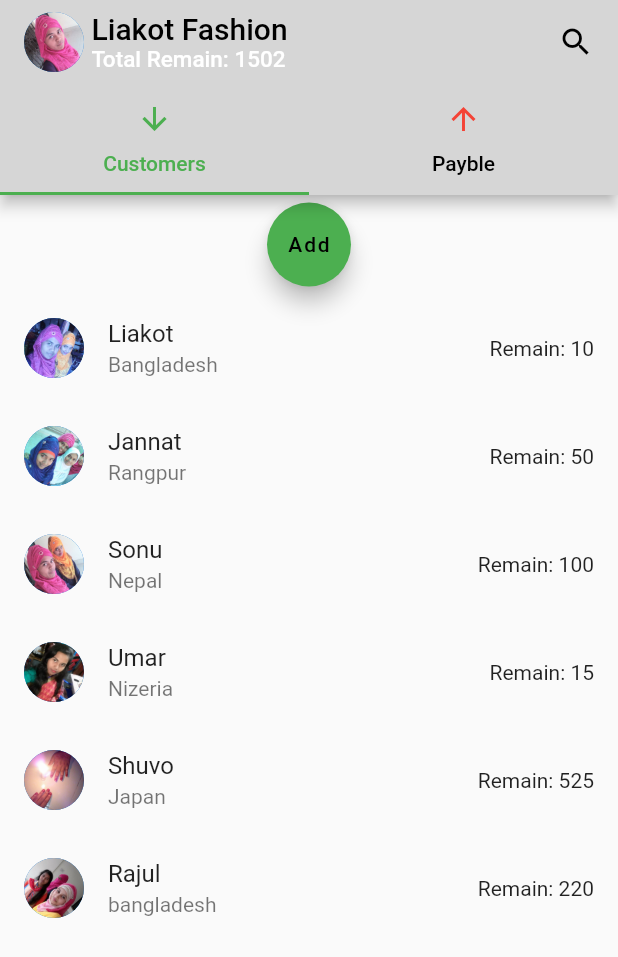
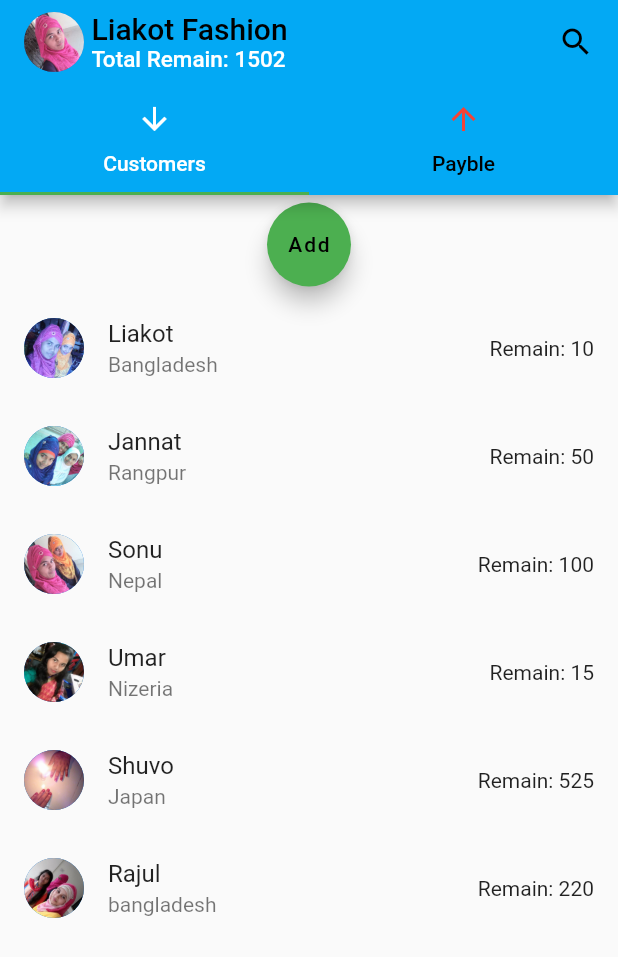
Before and after one commit to Liakot-ali/Flutter-Learn, a Flutter app: the screen it shows after launch, on a phone screen of 412 x 824 dp. Shown: the top 957 px of the screen. Run offline on Flutter 3.47's test engine with Material 2 defaults, Android fonts, the phone set to English and light mode, and no system bars.

Commit message:
changing shop profile toolbar color and home page tabbar color

```diff
--- a/lib/home_page.dart
+++ b/lib/home_page.dart
@@ -10,20 +10,19 @@ class HomePage extends StatelessWidget {
       length: 2,
       child: Scaffold(
         appBar: AppBar(
-          backgroundColor: Colors.grey[350],
           title: Container(
             child: appBar("Liakot Fashion", "Tajnagor, Parbatipur, Dinajpur",
                 "assets/shimu.jpeg", "Total Remain: 1502"),
           ),
           bottom: TabBar(
-            labelColor: Colors.green,
+            labelColor: Colors.white,
             unselectedLabelColor: Colors.black,
             tabs: <Widget>[
               Tab(
                 text: "Customers",
                 icon: Icon(
                   Icons.arrow_downward,
-                  color: Colors.green,
+                  color: Colors.white,
                 ),
               ),
               Tab(
--- a/lib/shop_profile.dart
+++ b/lib/shop_profile.dart
@@ -25,7 +25,6 @@ class _ShopProfileState extends State<ShopProfile> {
   Widget build(BuildContext context) {
     return Scaffold(
       appBar: AppBar(
-        backgroundColor: Colors.grey[350],
         title: Container(
           child: appBar("Liakot Fashion", "Tajnagor, Parbatipur, Dinajpur",
               "assets/shimu.jpeg", "Total Remain: 1502"),
```
